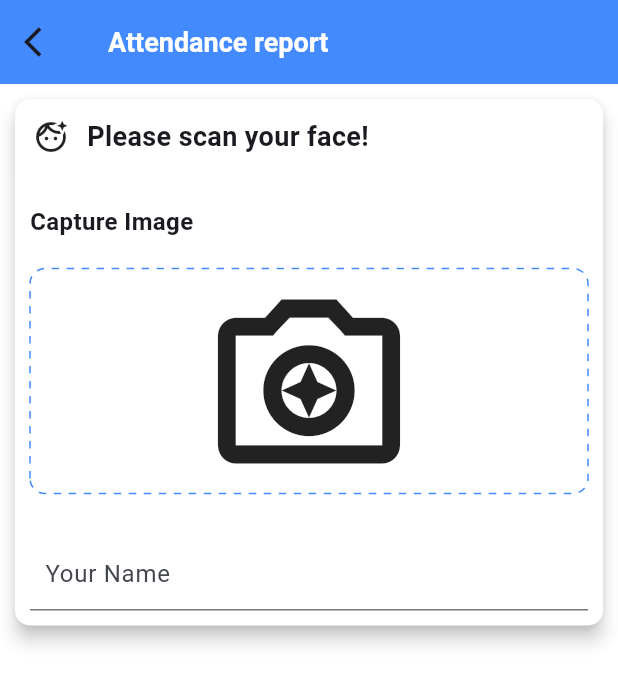
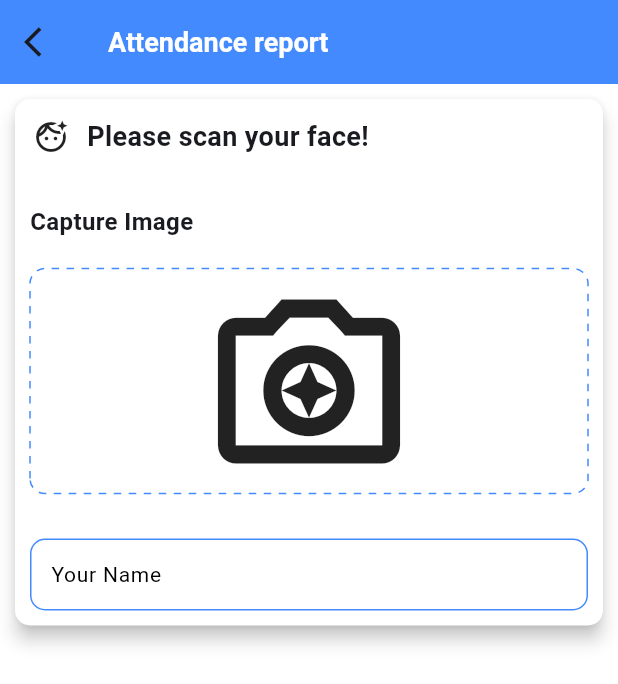
Before and after one commit to ShikaaDhia/attandance_app, a Flutter app: the AttendanceScreen screen opened directly, on a phone screen of 412 x 824 dp. Shown: the top 684 px of the screen. Run offline on Flutter 3.47's test engine with Material 3 defaults, Android fonts, the phone set to English and light mode, and no system bars; drawn by our look-alikes of dotted_border; our stand-ins replace camera, cloud_firestore, firebase_core, geocoding, geolocator; accounts and stored records are empty.

Commit message:
create location_service.dart

```diff
--- a/lib/ui/attend/attendance_screen.dart
+++ b/lib/ui/attend/attendance_screen.dart
@@ -137,13 +137,25 @@
                   textInputAction: TextInputAction.done,
                   keyboardType: TextInputType.text,
                   controller: controller,
-                  decoration: const InputDecoration(
-                    contentPadding: EdgeInsets.symmetric(horizontal: 10),
+                  decoration: InputDecoration(
+                    contentPadding: const EdgeInsets.symmetric(horizontal: 10),
                     labelText: "Your Name",
                     hintText: "Please type your name here",
-                    hintStyle: TextStyle(
+                    hintStyle: const TextStyle(
                       fontSize: 14,
                       color: Colors.grey
+                    ),
+                    labelStyle: const TextStyle(
+                      fontSize: 14,
+                      color: Colors.black
+                    ),
+                    border: OutlineInputBorder(
+                      borderRadius: BorderRadius.circular(10),
+                      borderSide: const BorderSide(color: Colors.blueAccent)
+                    ),
+                    enabledBorder: OutlineInputBorder(
+                      borderRadius: BorderRadius.circular(10),
+                      borderSide: const BorderSide(color: Colors.blueAccent)
                     ),
                   )
                 ),
```
Also changed, not shown: lib/services/location_service.dart (added, +89 -0 lines), lib/services/attendance_service.dart (added), lib/services/timestamp_service.dart (added).
